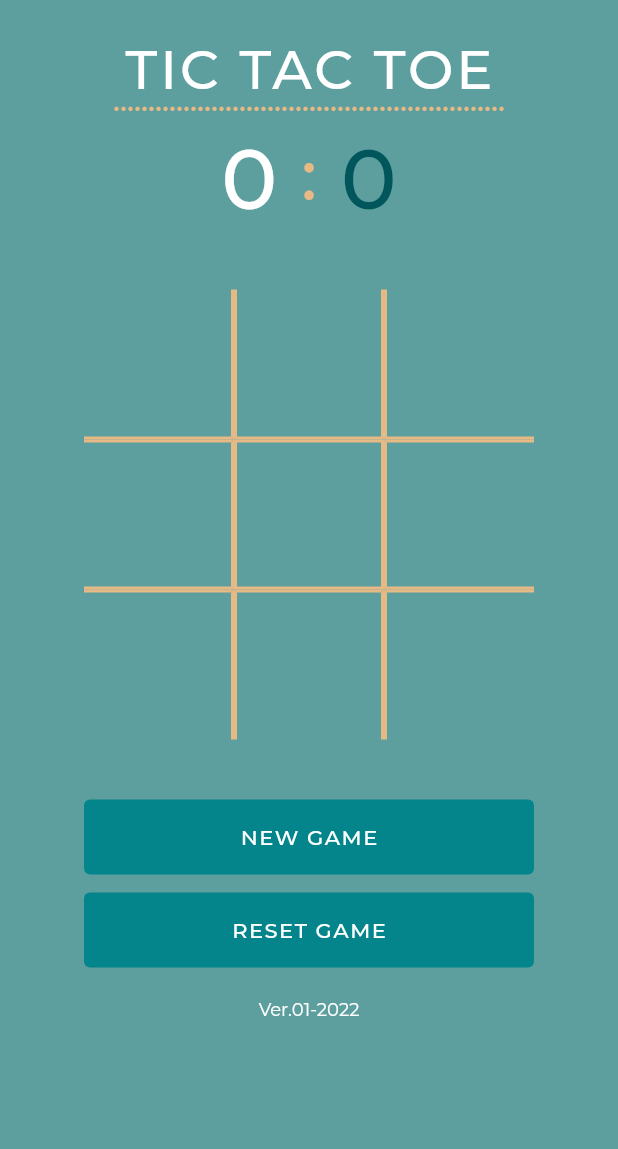
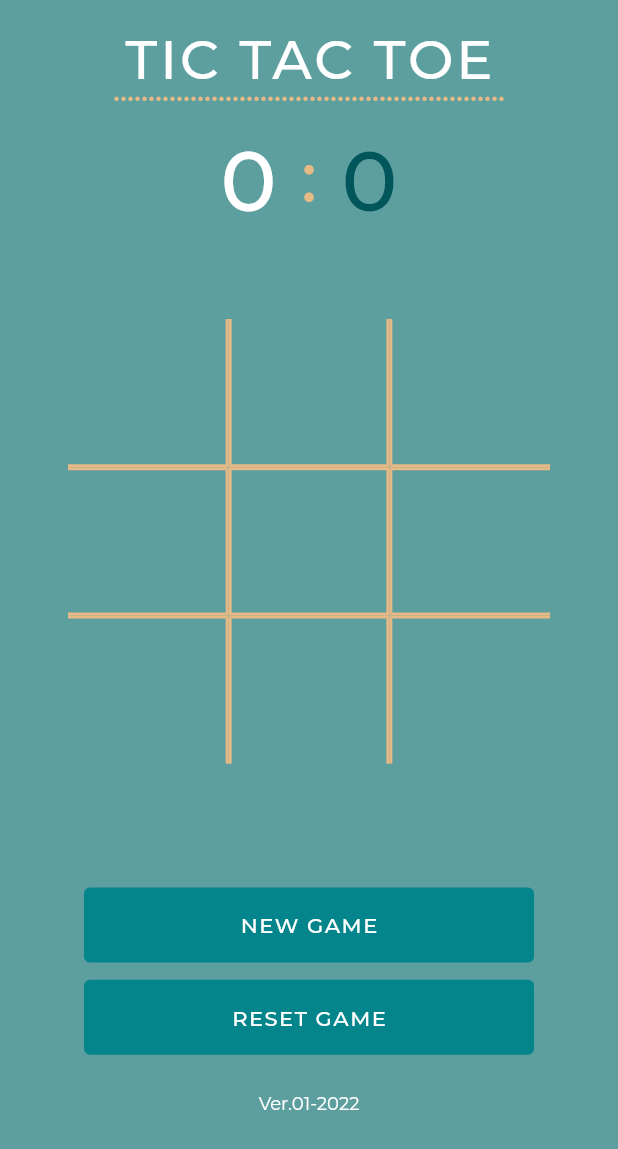
Before and after one commit to kushankurxd/flutter_tictactoe, a Flutter app: the screen it shows after launch, on a phone screen of 412 x 824 dp. Shown: the top 1149 px of the screen. Run offline on Flutter 3.47's test engine with Material 2 defaults, Android fonts, the phone set to English and light mode, and no system bars; our stand-ins replace get.

Commit message:
sizing gaps according to device size

```diff
--- a/lib/layout/layout.dart
+++ b/lib/layout/layout.dart
@@ -1,5 +1,6 @@
 import 'package:flutter/material.dart';
 import 'package:warm_up/constants/constant.dart';
+import 'package:warm_up/utils/config.dart';
 
 import '../widgets/app_footer.dart';
 import '../widgets/appbar.dart';
@@ -11,6 +12,7 @@ class CustomLayout extends StatelessWidget {
 
   @override
   Widget build(BuildContext context) {
+    SizeConfig().init(context);
     return Scaffold(
       body: SafeArea(
         child: Container(
@@ -21,9 +23,9 @@ class CustomLayout extends StatelessWidget {
             children: [
               const AppBarWidget(),
               child,
-              const Padding(
-                padding: EdgeInsets.only(top: 20.0),
-                child: AppFooterWidget(),
+              Padding(
+                padding: EdgeInsets.only(top: SizeConfig.safeBlockVertical * 3),
+                child: const AppFooterWidget(),
               ),
             ],
           ),
--- a/lib/screens/home.dart
+++ b/lib/screens/home.dart
@@ -6,6 +6,7 @@ import 'package:warm_up/widgets/cubes.dart';
 import '../constants/constant.dart';
 import '../controllers/tic_tac_toe.dart';
 import '../layout/layout.dart';
+import '../utils/config.dart';
 import '../widgets/scoreboard.dart';
 
 class HomeScreen extends StatefulWidget {
@@ -21,14 +22,16 @@ class _HomeScreenState extends State<HomeScreen> {
 
   @override
   Widget build(BuildContext context) {
+    SizeConfig().init(context);
     return GetBuilder<TicTacToeController>(builder: (_) {
       return CustomLayout(
         child: Padding(
-          padding: const EdgeInsets.only(top: 8),
+          padding: EdgeInsets.only(top: SizeConfig.safeBlockVertical * 2),
           child: Column(
             children: [
               Padding(
-                padding: const EdgeInsets.only(bottom: 40.0),
+                padding:
+                    EdgeInsets.only(bottom: SizeConfig.safeBlockVertical * 7),
                 child: ScoreboardWidget(
                   xScore: ticTacToeController.xScore,
                   yScore: ticTacToeController.yScore,
@@ -52,12 +55,14 @@ class _HomeScreenState extends State<HomeScreen> {
                   ],
                 ),
               Padding(
-                  padding: const EdgeInsets.only(top: 40),
+                  padding:
+                      EdgeInsets.only(top: SizeConfig.safeBlockVertical * 10),
                   child: ButtonWidget(
                       onPressed: () => {ticTacToeController.onNewGameClick()},
                       text: Constants.newGameText)),
               Padding(
-                  padding: const EdgeInsets.only(top: 12),
+                  padding:
+                      EdgeInsets.only(top: SizeConfig.safeBlockVertical * 1.4),
                   child: ButtonWidget(
                       onPressed: () => {ticTacToeController.onResetClick()},
                       text: Constants.resetGameText))
--- /dev/null
+++ b/lib/utils/config.dart
@@ -0,0 +1,30 @@
+import 'package:flutter/widgets.dart';
+
+class SizeConfig {
+  static double screenWidth = 0;
+  static double screenHeight = 0;
+  static double blockSizeHorizontal = 0;
+  static double blockSizeVertical = 0;
+
+  static double safeAreaHorizontal = 0;
+  static double safeAreaVertical = 0;
+  static double safeBlockHorizontal = 0;
+  static double safeBlockVertical = 0;
+
+  void init(BuildContext context) {
+    MediaQueryData mediaQueryData = MediaQuery.of(context);
+    screenWidth = mediaQueryData.size.width;
+    screenHeight = mediaQueryData.size.height;
+
+    blockSizeHorizontal = screenWidth / 100;
+    blockSizeVertical = screenHeight / 100;
+
+    safeAreaHorizontal =
+        mediaQueryData.padding.left + mediaQueryData.padding.right;
+    safeAreaVertical =
+        mediaQueryData.padding.top + mediaQueryData.padding.bottom;
+
+    safeBlockHorizontal = (screenWidth - safeAreaHorizontal) / 100;
+    safeBlockVertical = (screenHeight - safeAreaVertical) / 100;
+  }
+}
--- a/lib/widgets/appbar.dart
+++ b/lib/widgets/appbar.dart
@@ -1,15 +1,17 @@
 import 'package:flutter/cupertino.dart';
 
 import '../constants/constant.dart';
+import '../utils/config.dart';
 
 class AppBarWidget extends StatelessWidget {
   const AppBarWidget({Key? key}) : super(key: key);
 
   @override
   Widget build(BuildContext context) {
+    SizeConfig().init(context);
     return Center(
       child: Container(
-        padding: const EdgeInsets.only(top: 56),
+        padding: EdgeInsets.only(top: SizeConfig.safeBlockVertical * 6),
         child: Column(
           children: [
             const Text(Constants.appTitle,
--- a/lib/widgets/cubes.dart
+++ b/lib/widgets/cubes.dart
@@ -4,6 +4,7 @@ import 'package:warm_up/constants/constant.dart';
 import 'package:warm_up/utils/util.dart';
 
 import '../controllers/tic_tac_toe.dart';
+import '../utils/config.dart';
 
 class CubesWidget extends StatelessWidget {
   final String displayElement;
@@ -19,12 +20,13 @@ class CubesWidget extends StatelessWidget {
 
   @override
   Widget build(BuildContext context) {
+    SizeConfig().init(context);
     return GetBuilder<TicTacToeController>(builder: (_) {
       return IgnorePointer(
         ignoring: ticTacToeController.stopInteraction.value,
         child: Container(
-          width: 100,
-          height: 100,
+          width: SizeConfig.safeBlockHorizontal * 26,
+          height: SizeConfig.safeBlockVertical * 12,
           decoration: BoxDecoration(
               color: Constants.backgroundColor,
               border: Util.getBorderSide(i, j)),
--- a/lib/widgets/scoreboard.dart
+++ b/lib/widgets/scoreboard.dart
@@ -1,6 +1,8 @@
 import 'package:flutter/cupertino.dart';
 import 'package:get/get.dart';
 import 'package:warm_up/constants/constant.dart';
+
+import '../utils/config.dart';
 
 class ScoreboardWidget extends StatelessWidget {
   final RxInt xScore;
@@ -10,6 +12,7 @@ class ScoreboardWidget extends StatelessWidget {
 
   @override
   Widget build(BuildContext context) {
+    SizeConfig().init(context);
     return Row(
       mainAxisAlignment: MainAxisAlignment.center,
       crossAxisAlignment: CrossAxisAlignment.center,
@@ -22,9 +25,10 @@ class ScoreboardWidget extends StatelessWidget {
               fontFamily: Constants.fontFamily,
               fontWeight: FontWeight.w500),
         ),
-        const Padding(
-          padding: EdgeInsets.symmetric(horizontal: 16.0),
-          child: Text(
+        Padding(
+          padding: EdgeInsets.symmetric(
+              horizontal: SizeConfig.safeBlockHorizontal * 4),
+          child: const Text(
             Constants.semiColon,
             style: TextStyle(
                 color: Constants.yellowColor,
```
